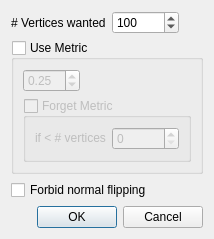
The window that src/components/Remeshing/Canonical/src/dialSettings.ui (MEPP-team/MEPP) describes before a commit, drawn with Qt 5.
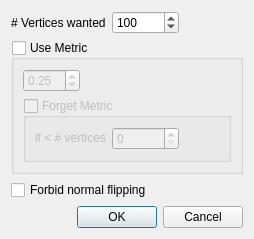
The same window after the commit.

Diff of the .ui file:
```diff
--- a/src/components/Remeshing/Canonical/src/dialSettings.ui
+++ b/src/components/Remeshing/Canonical/src/dialSettings.ui
@@ -14,6 +14,9 @@
    <string>Settings</string>
   </property>
   <layout class="QVBoxLayout" name="verticalLayout">
+   <property name="sizeConstraint">
+    <enum>QLayout::SetFixedSize</enum>
+   </property>
    <item>
     <layout class="QHBoxLayout" name="horizontalLayout">
      <item>
```
